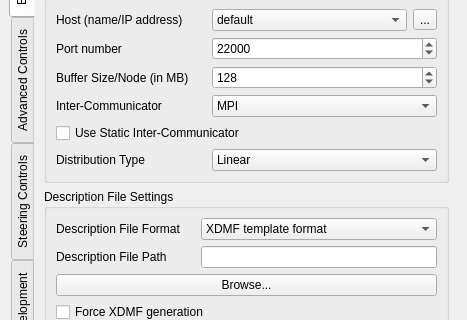
Qt form pqDsmViewerPanel.ui (soumagne/icarus) before a commit; both pictures show x 0 to 467 and y 94 to 414 of the 467 by 790 pixel window.
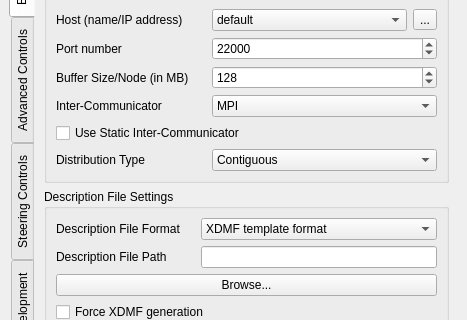
The same form after that commit. Icons and pictures are not drawn.

Commit message: Add wait notification - Tidy up pause/play button and current status

The edit to the form file:
```diff
--- a/pqDsmViewerPanel.ui
+++ b/pqDsmViewerPanel.ui
@@ -295,7 +295,7 @@
                 <widget class="QComboBox" name="dsmDistributionType">
                  <item>
                   <property name="text">
-                   <string>Linear</string>
+                   <string>Contiguous</string>
                   </property>
                  </item>
                  <item>
```
Left out of the diff: 6 changed lines with no effect on the pictures. The commit also changes 2 other files.
